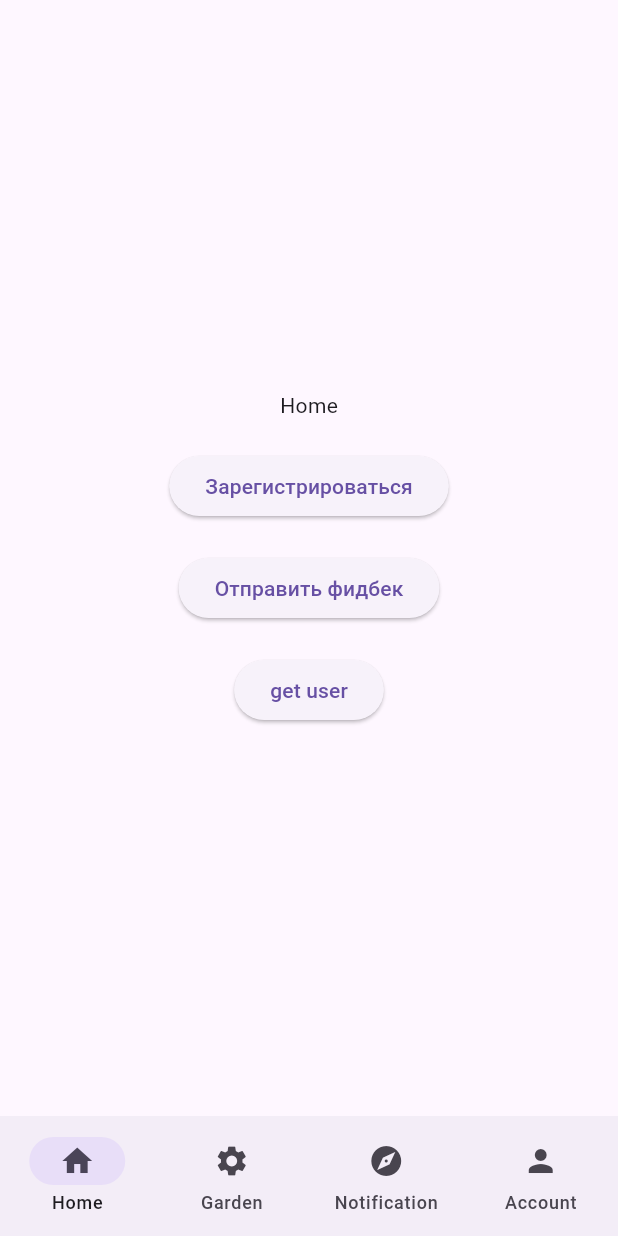
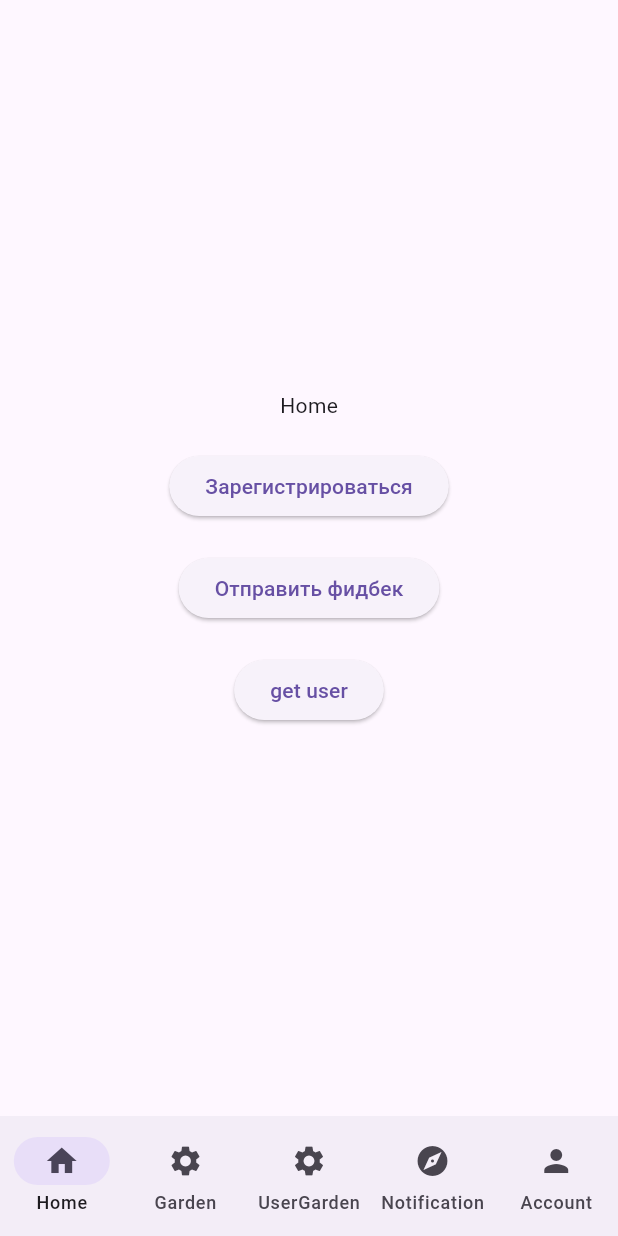
Before and after one commit to Qwertyssd/thePlantMobile, a Flutter app: the screen it shows once a user with an empty profile is signed in, on a phone screen of 412 x 824 dp. Run offline on Flutter 3.47's test engine with Material 3 defaults, Android fonts, the phone set to English and light mode, and no system bars; our stand-ins replace firebase_auth, firebase_core, google_sign_in; accounts and stored records are empty; network calls fail.

Commit message:
Додано виклик утворених сторінок

```diff
--- a/lib/main.dart
+++ b/lib/main.dart
@@ -2,12 +2,14 @@
 import 'package:firebase_core/firebase_core.dart';
 import 'package:firebase_auth/firebase_auth.dart';
 import 'package:google_sign_in/google_sign_in.dart';
+import 'package:theplantmobile/Services/UserPlantsService.dart';
 
 import 'firebase_options.dart';
 import 'pages/home_page.dart';
 import 'pages/garden_page.dart';
 import 'pages/account_page.dart';
 import 'pages/notification_page.dart';
+import 'pages/user_garden_page.dart';
 
 void main() async {
   WidgetsFlutterBinding.ensureInitialized();
@@ -102,13 +104,18 @@
   @override
   State<HomeNavigator> createState() => _HomeNavigatorState();
 }
+final userPlantService = UserPlantService(baseUrl: 'https://10.0.2.2:8001');
 
 class _HomeNavigatorState extends State<HomeNavigator> {
   int _selectedIndex = 0;
 
+
+
+
   static final List<Widget> _pages = <Widget>[
     HomeTabPage(),
     GardenPage(),
+    UserGardenPage(userPlantService: userPlantService),
     NotificationPage(),
     AccountPage(),
   ];
@@ -127,6 +134,7 @@
         destinations: const <NavigationDestination>[
           NavigationDestination(icon: Icon(Icons.home), label: 'Home'),
           NavigationDestination(icon: Icon(Icons.settings), label: 'Garden'),
+          NavigationDestination(icon: Icon(Icons.settings), label: 'UserGarden'),
           NavigationDestination(icon: Icon(Icons.explore), label: 'Notification'),
           NavigationDestination(icon: Icon(Icons.person), label: 'Account'),
         ],
```
